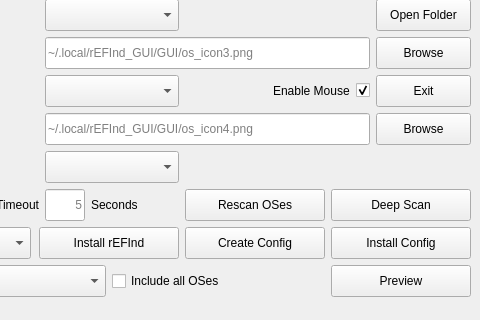
jlobue10/rEFInd_GUI, file GUI/src/mainwindow.ui: the form before one commit; both pictures show x 133 to 613 and y 238 to 558 of the 613 by 558 pixel window.
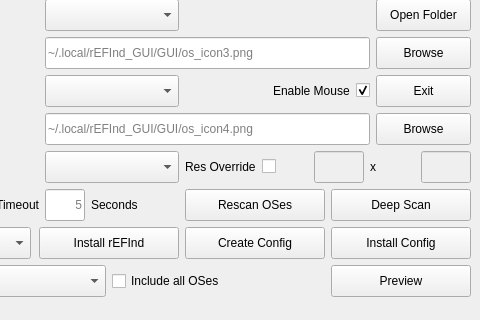
The form after the commit. Icons and pictures are not drawn.

Commit message: Release v3.1.0: resolution override

```diff
--- a/GUI/src/mainwindow.ui
+++ b/GUI/src/mainwindow.ui
@@ -554,6 +554,90 @@
        </property>
       </widget>
      </item>
+     <item row="10" column="4" colspan="3" alignment="Qt::AlignmentFlag::AlignRight">
+      <layout class="QHBoxLayout" name="resOverrideLayout">
+       <item alignment="Qt::AlignmentFlag::AlignRight">
+        <widget class="QLabel" name="Res_Override_label">
+         <property name="text">
+          <string>Res Override</string>
+         </property>
+        </widget>
+       </item>
+       <item>
+        <widget class="QCheckBox" name="Res_Override_checkBox">
+         <property name="toolTip">
+          <string>Write this width and height to the config instead of the automatically detected resolution. Leave unchecked to use the recommended automatic value.</string>
+         </property>
+         <property name="text">
+          <string/>
+         </property>
+        </widget>
+       </item>
+       <item>
+        <widget class="QLineEdit" name="Res_Width_lineEdit">
+         <property name="enabled">
+          <bool>false</bool>
+         </property>
+         <property name="minimumSize">
+          <size>
+           <width>50</width>
+           <height>32</height>
+          </size>
+         </property>
+         <property name="maximumSize">
+          <size>
+           <width>50</width>
+           <height>32</height>
+          </size>
+         </property>
+         <property name="toolTip">
+          <string>Width in pixels</string>
+         </property>
+         <property name="maxLength">
+          <number>4</number>
+         </property>
+         <property name="alignment">
+          <set>Qt::AlignmentFlag::AlignRight|Qt::AlignmentFlag::AlignTrailing|Qt::AlignmentFlag::AlignVCenter</set>
+         </property>
+        </widget>
+       </item>
+       <item>
+        <widget class="QLabel" name="Res_X_label">
+         <property name="text">
+          <string notr="true">x</string>
+         </property>
+        </widget>
+       </item>
+       <item>
+        <widget class="QLineEdit" name="Res_Height_lineEdit">
+         <property name="enabled">
+          <bool>false</bool>
+         </property>
+         <property name="minimumSize">
+          <size>
+           <width>50</width>
+           <height>32</height>
+          </size>
+         </property>
+         <property name="maximumSize">
+          <size>
+           <width>50</width>
+           <height>32</height>
+          </size>
+         </property>
+         <property name="toolTip">
+          <string>Height in pixels</string>
+         </property>
+         <property name="maxLength">
+          <number>4</number>
+         </property>
+         <property name="alignment">
+          <set>Qt::AlignmentFlag::AlignRight|Qt::AlignmentFlag::AlignTrailing|Qt::AlignmentFlag::AlignVCenter</set>
+         </property>
+        </widget>
+       </item>
+      </layout>
+     </item>
      <item row="11" column="0">
       <widget class="QPushButton" name="About_pushButton">
        <property name="minimumSize">
```
The commit also changes 31 other files.
